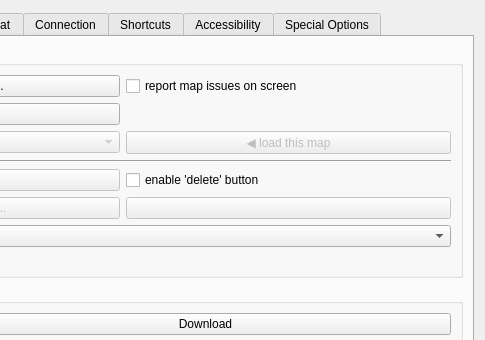
The window that src/ui/profile_preferences.ui (ThalynLabs/Mudlet) describes before a commit, drawn with Qt 5; both pictures show x 571 to 1056 and y 0 to 340 of the 1056 by 866 pixel window.
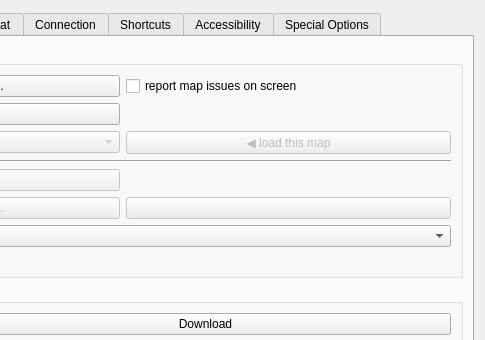
The same window after the commit. The open tabs and pages were chosen to show the change. Icons and pictures are not drawn. Custom widgets are drawn as their Qt base class.

Commit message:
improve: remove delete map checkbox (#7768)
<!-- Keep the title short & concise so anyone non-technical can
understand it,
     the title appears in PTB changelogs -->
#### Brief overview of PR changes/additions
Remove delete map checkbox in Preferences.

#### Motivation for adding to Mudlet
Reduce UI clutter in Preferences.

#### Other info (issues closed, discussion etc)

https://discord.com/channels/283581582550237184/283582439002210305/1346119507965640766

```diff
--- a/src/ui/profile_preferences.ui
+++ b/src/ui/profile_preferences.ui
@@ -2058,13 +2058,6 @@
             </property>
            </widget>
           </item>
-          <item row="4" column="2">
-           <widget class="QCheckBox" name="checkBox_enablMapDeleteButton">
-            <property name="text">
-             <string comment="Text for a checkbox adjacent to the delete map button, ensure the text 'quoted' matches the word or words on the button">enable 'delete' button</string>
-            </property>
-           </widget>
-          </item>
           <item row="5" column="0">
            <widget class="QLabel" name="label_copyMap">
             <property name="text">
```
Left out of the diff: 5 changed lines with no effect on the pictures. The commit also changes 2 other files.
